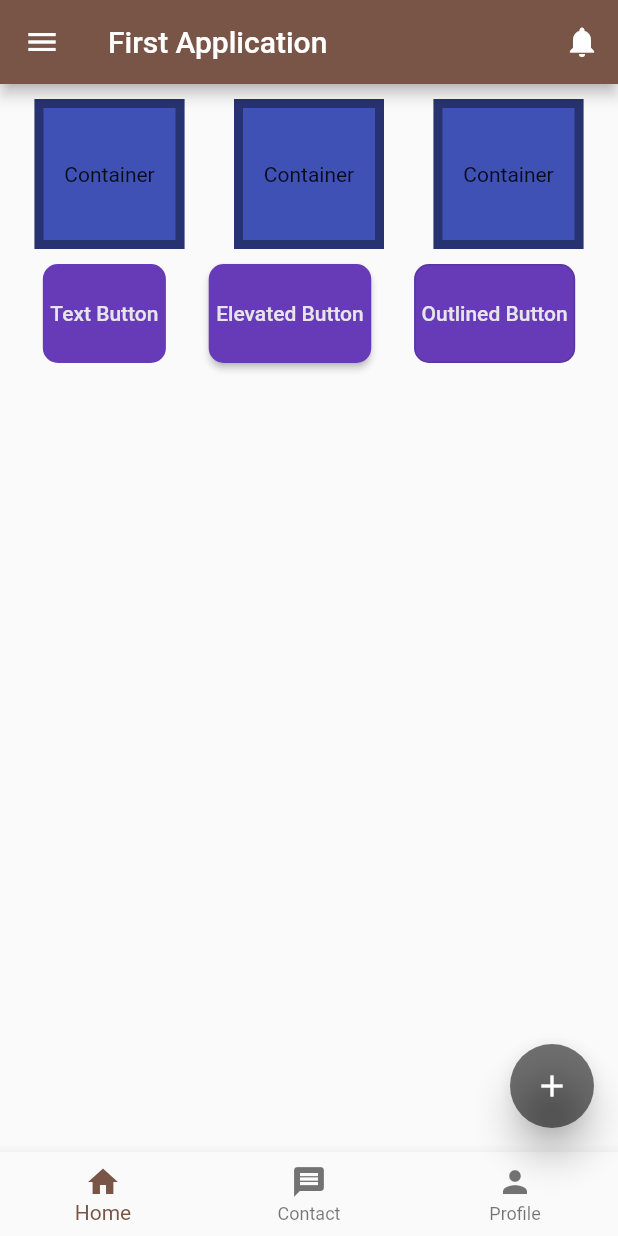
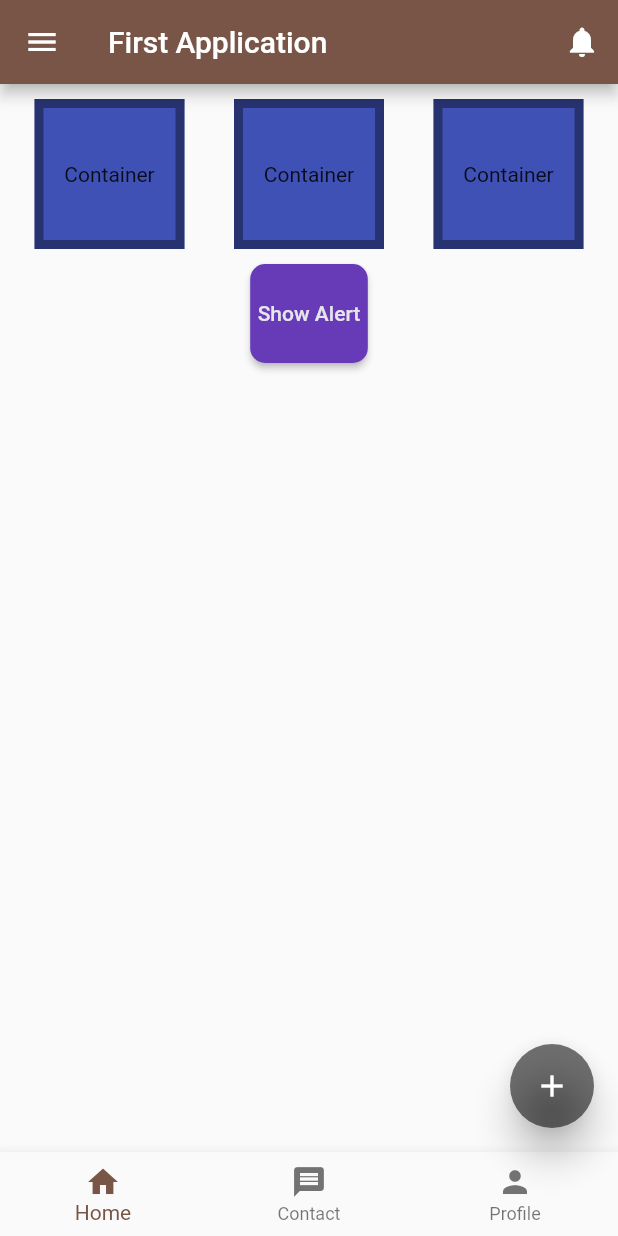
Before and after one commit to xahin96/flutter-1, a Flutter app: the screen it shows after launch, on a phone screen of 412 x 824 dp. Run offline on Flutter 3.47's test engine with Material 2 defaults, Android fonts, the phone set to English and light mode, and no system bars.

Commit message:
alert dialog added

```diff
--- a/lib/main.dart
+++ b/lib/main.dart
@@ -28,16 +28,37 @@ class HomeActivity extends StatelessWidget {
         .showSnackBar(SnackBar(content: Text(message)));
   }
 
+  myAlertDialog(context) {
+    return showDialog(
+        context: context,
+        builder: (BuildContext context) {
+          return Expanded(
+              child: AlertDialog(
+            title: Text('Alert'),
+            content: Text('Do you want to delete?'),
+            actions: [
+              TextButton(
+                  onPressed: () {
+                    notificationOnClick('hi', context);
+                    Navigator.of(context).pop();
+                  },
+                  child: const Text('Yes')),
+              TextButton(onPressed: () {
+                Navigator.of(context).pop();
+              }, child: const Text('No'))
+            ],
+          ));
+        });
+  }
+
   @override
   Widget build(BuildContext context) {
     ButtonStyle buttonStyle = ElevatedButton.styleFrom(
-      padding: const EdgeInsets.only(left: 5, top: 25, right: 5, bottom: 25),
-      backgroundColor: Colors.deepPurple,
-      foregroundColor: CupertinoColors.lightBackgroundGray,
-      shape: const RoundedRectangleBorder(
-        borderRadius: BorderRadius.all(Radius.circular(10))
-      )
-    );
+        padding: const EdgeInsets.only(left: 5, top: 25, right: 5, bottom: 25),
+        backgroundColor: Colors.deepPurple,
+        foregroundColor: CupertinoColors.lightBackgroundGray,
+        shape: const RoundedRectangleBorder(
+            borderRadius: BorderRadius.all(Radius.circular(10))));
     return Scaffold(
       appBar: AppBar(
         title: const Text('First Application'),
@@ -86,27 +107,27 @@ class HomeActivity extends StatelessWidget {
           ),
         ]),
         Row(mainAxisAlignment: MainAxisAlignment.spaceEvenly, children: [
-          TextButton(
+          // TextButton(
+          //   onPressed: () {
+          //     notificationOnClick('I am text button', context);
+          //   },
+          //   style: buttonStyle,
+          //   child: const Text('Text Button'),
+          // ),
+          ElevatedButton(
             onPressed: () {
-              notificationOnClick('I am text button', context);
+              myAlertDialog(context);
             },
             style: buttonStyle,
-            child: const Text('Text Button'),
+            child: const Text('Show Alert'),
           ),
-          ElevatedButton(
-            onPressed: () {
-              notificationOnClick('I am elevated button', context);
-            },
-            style: buttonStyle,
-            child: const Text('Elevated Button'),
-          ),
-          OutlinedButton(
-            onPressed: () {
-              notificationOnClick('I am outlined button', context);
-            },
-            style: buttonStyle,
-            child: const Text('Outlined Button'),
-          )
+          // OutlinedButton(
+          //   onPressed: () {
+          //     notificationOnClick('I am outlined button', context);
+          //   },
+          //   style: buttonStyle,
+          //   child: const Text('Outlined Button'),
+          // )
         ]),
       ]),
       floatingActionButton: FloatingActionButton(
```
